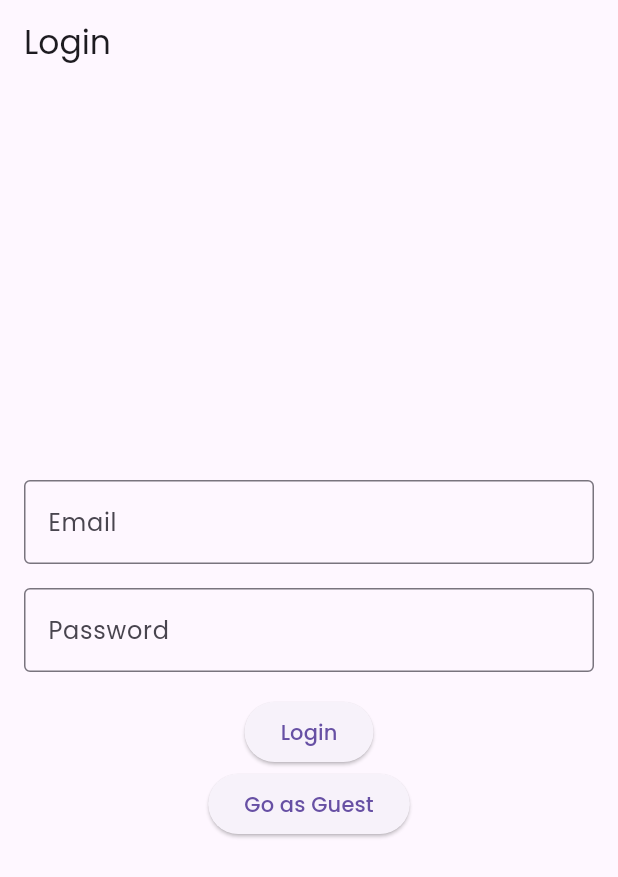
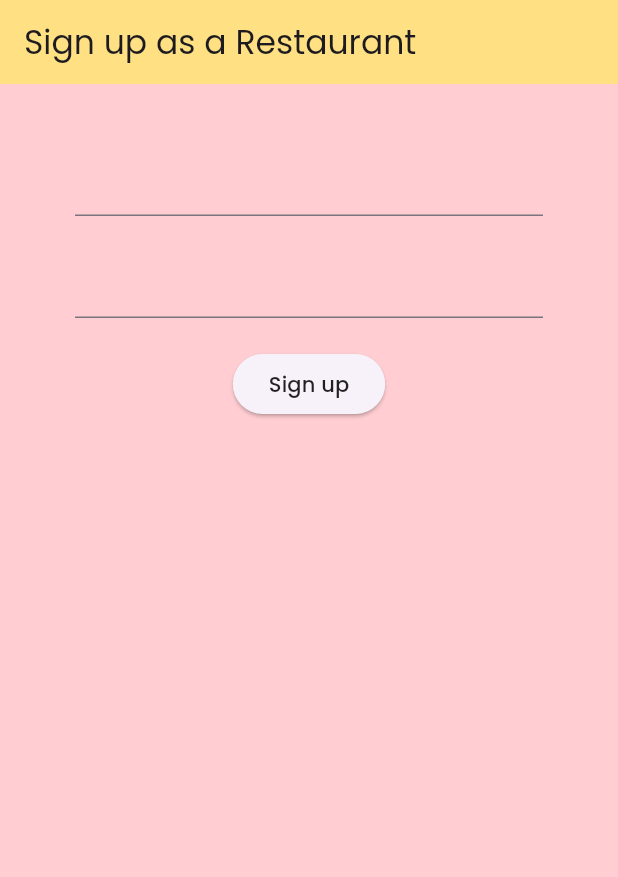
Before and after one commit to Pulina-176/mobile-backend, a Flutter app: the screen it shows after launch, on a phone screen of 412 x 824 dp. Shown: the top 877 px of the screen. Run offline on Flutter 3.47's test engine with Material 3 defaults, Android fonts, the phone set to English and light mode, and no system bars; our stand-ins replace firebase_auth, firebase_core, flutter_svg, get; accounts and stored records are empty.

```diff
--- a/appete/lib/main.dart
+++ b/appete/lib/main.dart
@@ -1,12 +1,16 @@
 // Firebase setup
 import 'package:appete/controllers/auth_user_controller.dart';
+import 'package:appete/views/auth/signup_Restaurant.dart';
 
 import 'package:firebase_core/firebase_core.dart';
 
 import 'package:appete/views/entryPoint.dart';
+import 'package:appete/views/auth/user_start.dart';
+import 'package:appete/views/auth/login_User.dart';
+
+
 import 'package:flutter/material.dart';
 import 'package:get/get.dart';
-import 'package:appete/views/auth/login_User.dart';
 
 
 Future<void> main() async {
@@ -27,9 +31,10 @@ class MyApp extends StatelessWidget {
     return GetMaterialApp(
         debugShowCheckedModeBanner: false,
         theme: ThemeData(fontFamily: 'Poppins'),
-        home: LoginPage(),
+        home: RestaurantSignUp(),
         routes: {
           '/home': (context) => MainScreen(), // Define the home route
+          '/start': (context) => UserStart()  // User Start Page
         },
       );
   }
--- /dev/null
+++ b/appete/lib/views/auth/signup_Restaurant.dart
@@ -0,0 +1,50 @@
+import 'package:flutter/foundation.dart';
+import 'package:flutter/material.dart';
+import 'package:flutter/widgets.dart';
+
+class RestaurantSignUp extends StatelessWidget {
+  const RestaurantSignUp({super.key});
+
+  @override
+  Widget build(BuildContext context) {
+    return Scaffold(
+      backgroundColor: Colors.red[100],
+      appBar: AppBar(
+        backgroundColor: Colors.amber[200],
+        elevation: 0.0,
+        title: Text("Sign up as a Restaurant")
+      ),
+      body: Container(
+        padding: EdgeInsets.symmetric(vertical: 20.0, horizontal: 50.0),
+        child: Form(
+          child: Column(
+            children: <Widget>[
+              SizedBox(height: 20.0),
+              TextFormField(
+                onChanged: (value) => {
+
+                },
+              ),
+              SizedBox(height: 20.0),
+              TextFormField(
+                obscureText: true,
+                onChanged: (val) {
+
+                },
+              ),
+              SizedBox(height: 20.0),
+              ElevatedButton(
+                child: Text(
+                  'Sign up',
+                  style: TextStyle(color: Colors.black87),
+                ),
+                onPressed: () => {},
+              )
+
+            ],
+          ),
+        ),
+      ),
+    );
+  }
+}
--- a/appete/lib/views/entryPoint.dart
+++ b/appete/lib/views/entryPoint.dart
@@ -10,7 +10,7 @@ class MainScreen extends StatelessWidget {
   MainScreen({super.key});
   // This widget is the home page of the application
 
-  List<Widget> pageList = const [
+  List<Widget> pageList = [
     HomePage_User(),
     FavoritesPage(),
     FavoritesPage(),
```
Also changed, not shown: appete/lib/controllers/current_address_controller.dart (added, +15 -0 lines), appete/lib/controllers/user_controller.dart (deleted, +0 -15 lines), appete/lib/views/auth/login_User.dart (+13 -14 lines), appete/lib/views/auth/user_start.dart (added, +85 -0 lines), appete/lib/views/home_User/home_page.dart (+9 -3 lines).
